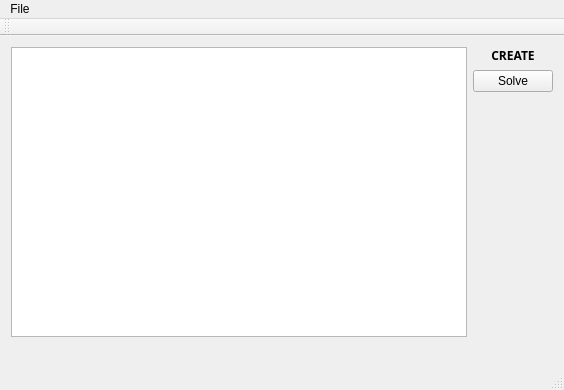
Before: the Qt Designer form mainwindow.ui in Malorn44/NurikabeMaker, drawn with Qt 5.
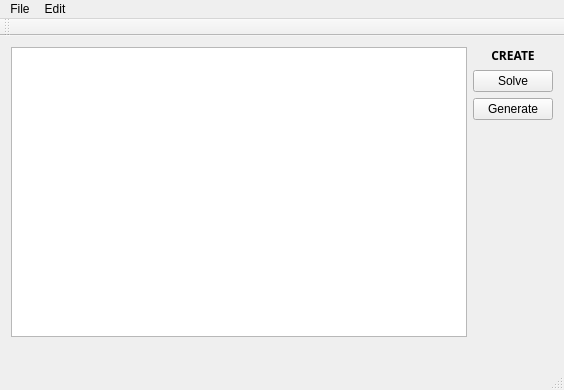
After: the same form once the commit is applied. Icons and pictures are not drawn.

Commit message: Added basic puzzle generation. Made some stuff more modular

```diff
--- a/mainwindow.ui
+++ b/mainwindow.ui
@@ -59,6 +59,13 @@
         </property>
        </widget>
       </item>
+      <item>
+       <widget class="QPushButton" name="generatePuzzle">
+        <property name="text">
+         <string>Generate</string>
+        </property>
+       </widget>
+      </item>
       <item>
        <spacer name="verticalSpacer">
         <property name="orientation">
@@ -94,7 +101,22 @@
     <addaction name="actionSave"/>
     <addaction name="actionExit"/>
    </widget>
+   <widget class="QMenu" name="menuEdit">
+    <property name="title">
+     <string>Edit</string>
+    </property>
+    <widget class="QMenu" name="menuChange_Mode">
+     <property name="title">
+      <string>Change Mode</string>
+     </property>
+     <addaction name="actionCreate"/>
+     <addaction name="actionSolve"/>
+     <addaction name="actionView"/>
+    </widget>
+    <addaction name="menuChange_Mode"/>
+   </widget>
    <addaction name="menuFile"/>
+   <addaction name="menuEdit"/>
   </widget>
   <widget class="QToolBar" name="mainToolBar">
    <attribute name="toolBarArea">
```
Left out of the diff: 15 changed lines with no effect on the pictures. The commit also changes 5 other files.
